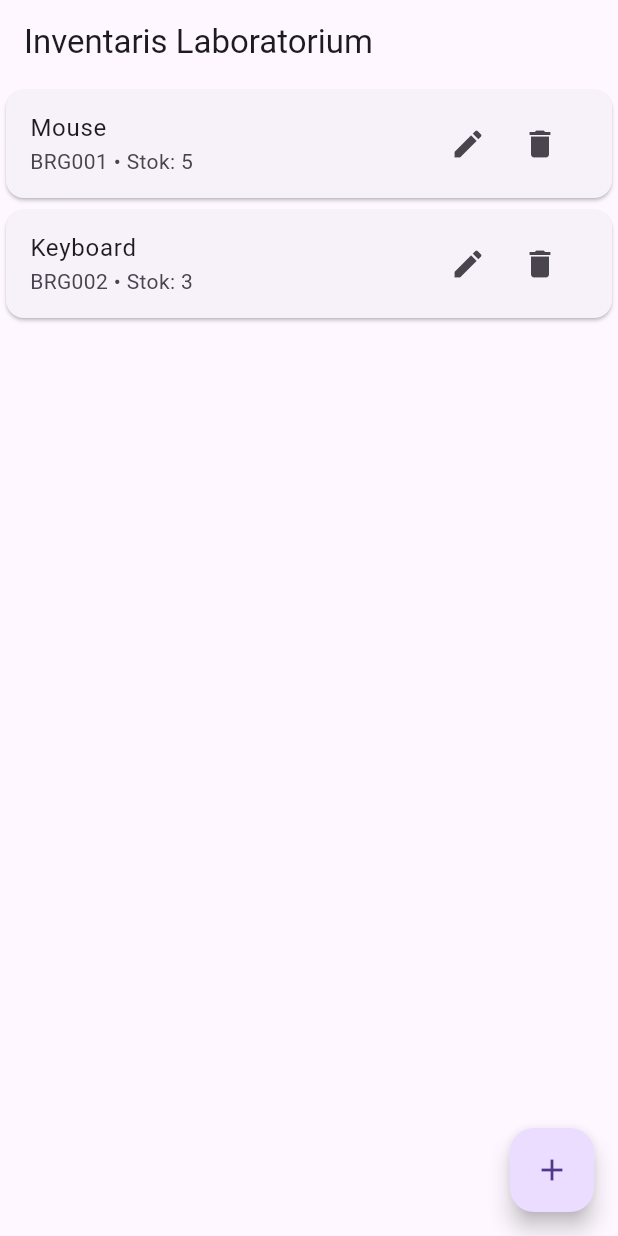
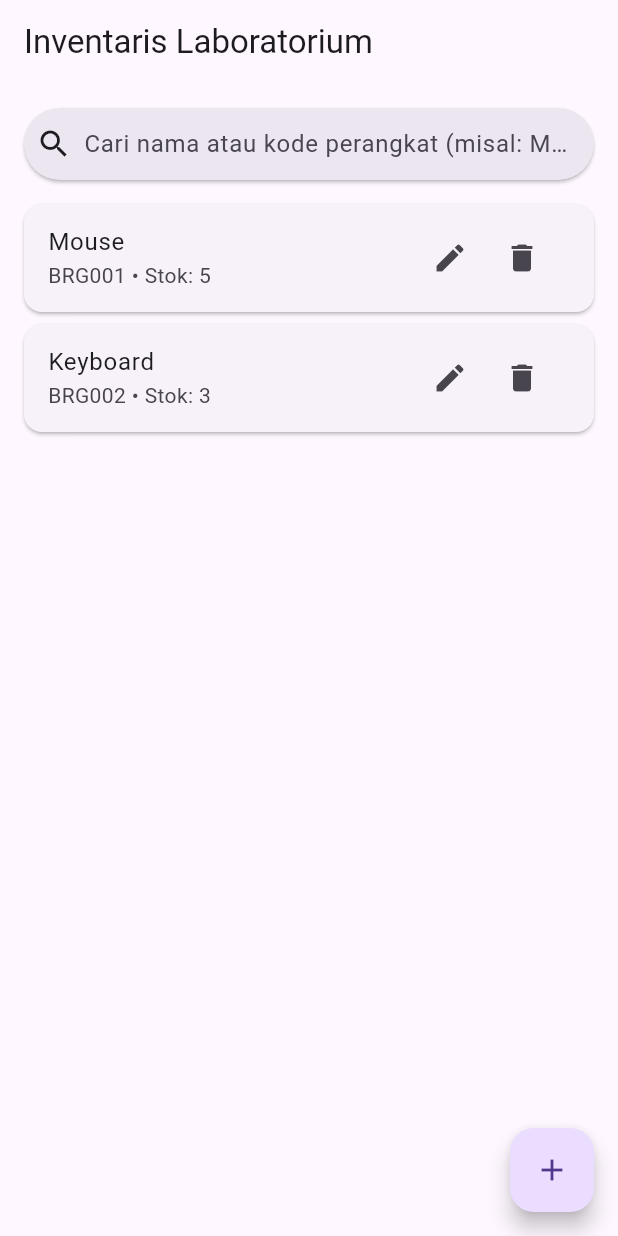
Before and after one commit to kaelvloper/Wahyu_SistemInformasi24, a Flutter app: the screen it shows after launch, on a phone screen of 412 x 824 dp. Run offline on Flutter 3.47's test engine with Material 3 defaults, Android fonts, the phone set to English and light mode, and no system bars; our stand-ins replace shared_preferences, sqflite; accounts and stored records are empty.

Commit message:
Anggota 5: Menambahkan SearchBar pencarian barang di halaman utama

```diff
--- a/lib/main.dart
+++ b/lib/main.dart
@@ -35,6 +35,10 @@ class _InventarisPageState extends State<InventarisPage> {
     const Barang(kode: 'BRG002', nama: 'Keyboard', stok: 3),
   ];
 
+  // Controller dan variabel pencarian (Tugas Anggota 5)
+  final TextEditingController _searchController = TextEditingController();
+  String _kataKunci = '';
+
   bool _loading = true;
   final SharedPreferencesAsync _prefs = SharedPreferencesAsync();
   static const String _key = 'inventaris_v1';
@@ -43,6 +47,12 @@ class _InventarisPageState extends State<InventarisPage> {
   void initState() {
     super.initState();
     _muat();
+  }
+
+  @override
+  void dispose() {
+    _searchController.dispose();
+    super.dispose();
   }
 
   Future<void> _muat() async {
@@ -58,9 +68,11 @@ class _InventarisPageState extends State<InventarisPage> {
         });
       }
     } catch (e) {
-      if (mounted) ScaffoldMessenger.of(context).showSnackBar(
+      if (mounted) {
+        ScaffoldMessenger.of(context).showSnackBar(
           SnackBar(content: Text('Gagal memuat data: $e')),
         );
+      }
     } finally {
       if (mounted) setState(() => _loading = false);
     }
@@ -71,9 +83,11 @@ class _InventarisPageState extends State<InventarisPage> {
     try {
       await _prefs.setString(_key, data);
     } catch (e) {
-      if (mounted) ScaffoldMessenger.of(context).showSnackBar(
+      if (mounted) {
+        ScaffoldMessenger.of(context).showSnackBar(
           SnackBar(content: Text('Gagal menyimpan data: $e')),
         );
+      }
     }
   }
 
@@ -118,24 +132,118 @@ class _InventarisPageState extends State<InventarisPage> {
     await _simpan();
   }
 
+  void _resetPencarian() {
+    _searchController.clear();
+    setState(() => _kataKunci = '');
+  }
+
   @override
   Widget build(BuildContext context) {
+    final query = _kataKunci.trim().toLowerCase();
+    final List<Barang> barangTampil = query.isEmpty
+        ? _barang
+        : _barang.where((b) {
+            return b.nama.toLowerCase().contains(query) ||
+                b.kode.toLowerCase().contains(query);
+          }).toList();
+
     return Scaffold(
       appBar: AppBar(title: const Text('Inventaris Laboratorium')),
-      body: _loading ? const Center(child: CircularProgressIndicator()) : ListView.builder(
-          itemCount: _barang.length,
+      body: _loading
+          ? const Center(child: CircularProgressIndicator())
+          : Column(
+              crossAxisAlignment: CrossAxisAlignment.stretch,
+              children: [
+                // Area SearchBar (Anggota 5)
+                Padding(
+                  padding: const EdgeInsets.fromLTRB(16, 16, 16, 8),
+                  child: SearchBar(
+                    controller: _searchController,
+                    constraints: const BoxConstraints(minHeight: 48),
+                    elevation: const WidgetStatePropertyAll(1),
+                    hintText: 'Cari nama atau kode perangkat (misal: Mouse, BRG001)...',
+                    leading: const Icon(Icons.search),
+                    trailing: [
+                      if (_kataKunci.isNotEmpty)
+                        IconButton(
+                          tooltip: 'Hapus pencarian',
+                          icon: const Icon(Icons.clear),
+                          onPressed: _resetPencarian,
+                        ),
+                    ],
+                    onChanged: (value) {
+                      setState(() => _kataKunci = value);
+                    },
+                  ),
+                ),
+
+                // Indikator jumlah hasil pencarian saat user mengetik
+                if (query.isNotEmpty)
+                  Padding(
+                    padding: const EdgeInsets.symmetric(horizontal: 20, vertical: 4),
+                    child: Text(
+                      'Menampilkan ${barangTampil.length} dari ${_barang.length} barang',
+                      style: Theme.of(context).textTheme.bodySmall,
+                    ),
+                  ),
+
+                // Daftar barang atau tampilan kosong saat tidak ditemukan
+                Expanded(
+                  child: barangTampil.isEmpty
+                      ? Center(
+                          child: Column(
+                            mainAxisSize: MainAxisSize.min,
+                            children: [
+                              const Icon(Icons.search_off, size: 48, color: Colors.grey),
+                              const SizedBox(height: 8),
+                              Text('Barang "$_kataKunci" tidak ditemukan'),
+                              if (query.isNotEmpty) ...[
+                                const SizedBox(height: 8),
+                                TextButton.icon(
+                                  onPressed: _resetPencarian,
+                                  icon: const Icon(Icons.refresh),
+                                  label: const Text('Reset Pencarian'),
+                                ),
+                              ],
+                            ],
+                          ),
+                        )
+                      : ListView.builder(
+                          padding: const EdgeInsets.only(top: 4, bottom: 80),
+                          itemCount: barangTampil.length,
                           itemBuilder: (context, i) {
-            final b = _barang[i];
-            return Card(child: ListTile(
+                            final b = barangTampil[i];
+                            return Card(
+                              margin: const EdgeInsets.symmetric(horizontal: 16, vertical: 4),
+                              child: ListTile(
                                 title: Text(b.nama),
                                 subtitle: Text('${b.kode} • Stok: ${b.stok}'),
-              trailing: Row(mainAxisSize: MainAxisSize.min, children: [IconButton(tooltip: 'Edit', onPressed: () => _ubah(b), icon: const Icon(Icons.edit)),
-IconButton(tooltip: 'Hapus', onPressed: () => _hapus(b), icon: const Icon(Icons.delete)),
-]),
-            ));
+                                trailing: Row(
+                                  mainAxisSize: MainAxisSize.min,
+                                  children: [
+                                    IconButton(
+                                      tooltip: 'Edit',
+                                      onPressed: () => _ubah(b),
+                                      icon: const Icon(Icons.edit),
+                                    ),
+                                    IconButton(
+                                      tooltip: 'Hapus',
+                                      onPressed: () => _hapus(b),
+                                      icon: const Icon(Icons.delete),
+                                    ),
+                                  ],
+                                ),
+                              ),
+                            );
                           },
                         ),
-      floatingActionButton: FloatingActionButton(onPressed: _tambah, child: const Icon(Icons.add)),
+                ),
+              ],
+            ),
+      floatingActionButton: FloatingActionButton(
+        onPressed: _tambah,
+        child: const Icon(Icons.add),
+      ),
     );
   }
 }
```
Also changed, not shown: pubspec.lock, 1 other file. Lines whose indentation alone changed are shown as unchanged.
